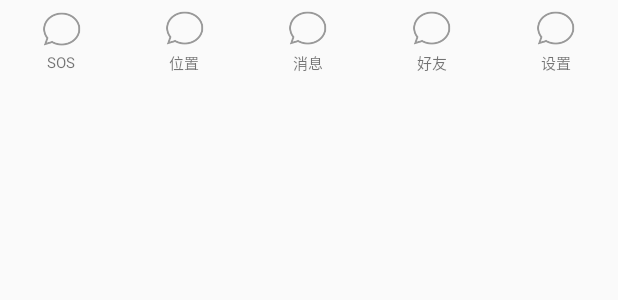
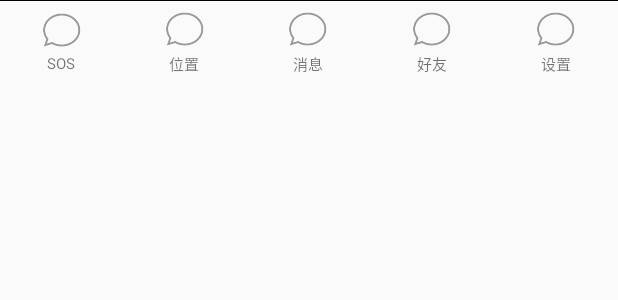
Before and after one commit to qiuh1016/QHLibAndroid, an Android app: the layout tab_bar.xml on its own in the app's theme, with its tools: preview values and no code run, on a phone screen of 412 x 824 dp. Shown: the top 300 px of the screen. Run offline under Robolectric (Android 15) with nearby library versions, the phone set to English and light mode, and no system bars.

Commit message:
更新tabbar功能
修改图片字体大小、字体颜色、背景／分割线颜色

```diff
--- a/qhlibrary/src/main/res/layout/activity_tab_bar.xml
+++ b/qhlibrary/src/main/res/layout/activity_tab_bar.xml
@@ -15,11 +15,6 @@
             android:layout_height="0dp"
             android:layout_weight="1"/>
 
-        <TextView
-            android:layout_width="match_parent"
-            android:layout_height="1px"
-            android:background="#000000"/>
-
         <com.qiuhong.qhlibrary.QHTabBar.QHTabBar
             android:id="@+id/tab_bar"
             android:layout_width="match_parent"
--- a/qhlibrary/src/main/res/layout/tab_bar.xml
+++ b/qhlibrary/src/main/res/layout/tab_bar.xml
@@ -1,9 +1,22 @@
 <?xml version="1.0" encoding="utf-8"?>
+<LinearLayout
+    android:id="@+id/ly_bg"
+    android:layout_width="match_parent"
+    android:layout_height="wrap_content"
+    android:orientation="vertical"
+    xmlns:android="http://schemas.android.com/apk/res/android">
+
+
+    <TextView
+        android:id="@+id/separate_line"
+        android:layout_width="match_parent"
+        android:layout_height="1px"
+        android:background="#000000"/>
+
     <LinearLayout
         android:layout_width="match_parent"
         android:layout_height="wrap_content"
-    android:orientation="horizontal"
-    xmlns:android="http://schemas.android.com/apk/res/android">
+        android:orientation="horizontal">
 
         <LinearLayout
             android:id="@+id/ly_0"
@@ -137,3 +150,6 @@
         </LinearLayout>
 
     </LinearLayout>
+
+
+</LinearLayout>
```
Also changed, not shown: qhlibrary/src/main/java/com/qiuhong/qhlibrary/QHTabBar/QHTabBar.java (+57 -3 lines). Lines whose indentation alone changed are shown as unchanged.
